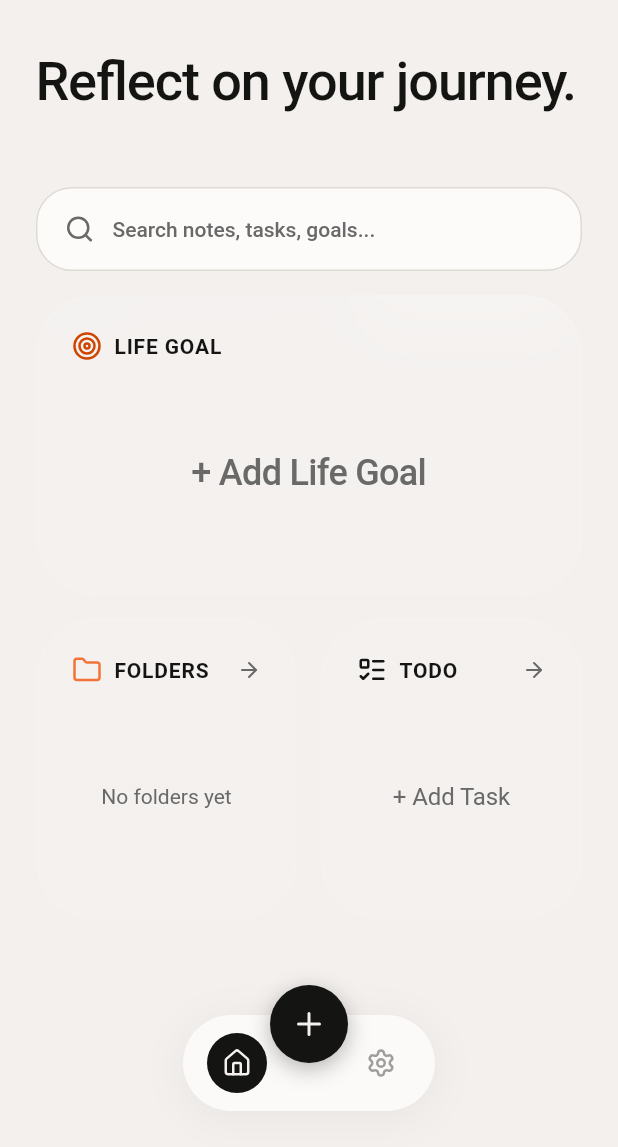
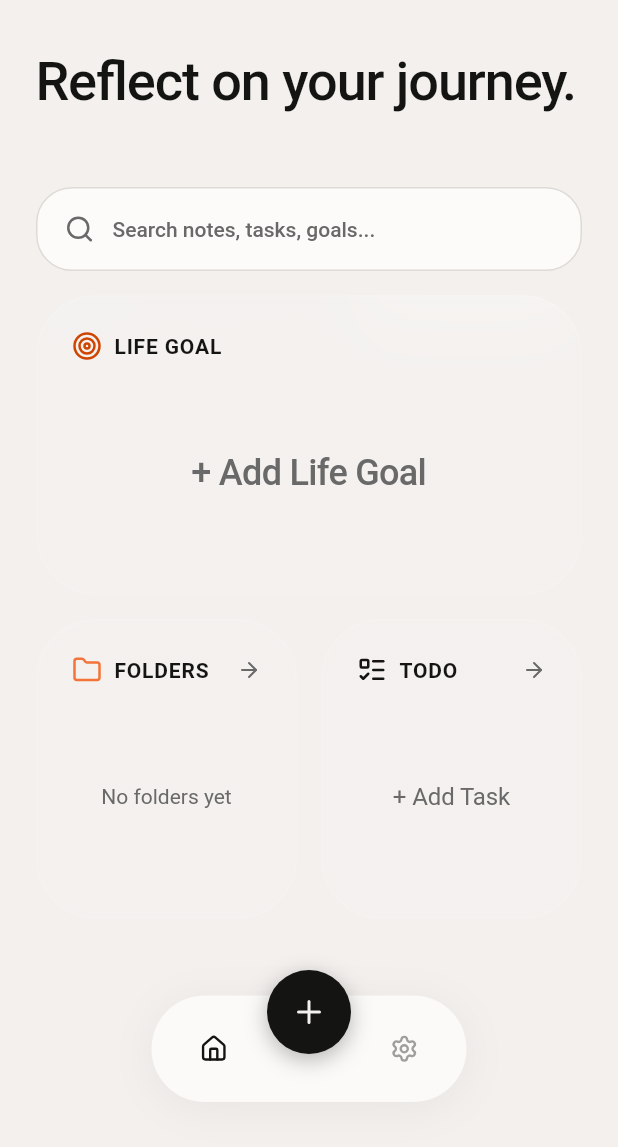
Before and after one commit to rly09/daysutra, a Flutter app: the screen it shows after launch, on a phone screen of 412 x 824 dp, the part 89-1236 px from its top. Run offline on Flutter 3.47's test engine with Material 3 defaults, Android fonts, the light colour scheme and no system bars; drawn by our look-alikes of flutter_animate, glassmorphism; our stand-ins replace flutter_riverpod, google_fonts, hive, hive_flutter, lucide_icons_flutter; accounts and stored records are empty.

Commit message:
feat: add FloatingNavBar widget with animated navigation and action buttons

```diff
--- a/lib/presentation/widgets/floating_nav_bar.dart
+++ b/lib/presentation/widgets/floating_nav_bar.dart
@@ -2,8 +2,6 @@ import 'package:flutter/material.dart';
 import 'package:flutter_riverpod/flutter_riverpod.dart';
 import 'package:lucide_icons_flutter/lucide_icons.dart';
 import 'package:flutter_animate/flutter_animate.dart';
-
-import '../../core/theme/app_colors.dart';
 
 class FloatingNavBar extends ConsumerWidget {
   final int currentIndex;
@@ -25,14 +23,14 @@ class FloatingNavBar extends ConsumerWidget {
       clipBehavior: Clip.none,
       children: [
         Container(
-          margin: const EdgeInsets.only(bottom: 24),
-          padding: const EdgeInsets.symmetric(horizontal: 16, vertical: 12),
+          margin: const EdgeInsets.only(bottom: 30),
+          padding: const EdgeInsets.symmetric(horizontal: 20, vertical: 14),
           decoration: BoxDecoration(
-            color: theme.colorScheme.surface.withOpacity(0.95),
+            color: theme.colorScheme.surface.withValues(alpha: 0.95),
             borderRadius: BorderRadius.circular(999),
             boxShadow: [
               BoxShadow(
-                color: Colors.black.withOpacity(0.05),
+                color: Colors.black.withValues(alpha: 0.05),
                 blurRadius: 24,
                 offset: const Offset(0, 4),
               ),
@@ -46,7 +44,7 @@ class FloatingNavBar extends ConsumerWidget {
                 isSelected: currentIndex == 0,
                 onTap: () => onTap(0),
               ),
-              const SizedBox(width: 56), // Space for floating button
+              const SizedBox(width: 84),
               _NavBarIcon(
                 icon: LucideIcons.settings,
                 isSelected: currentIndex == 1,
@@ -55,10 +53,7 @@ class FloatingNavBar extends ConsumerWidget {
             ],
           ),
         ),
-        Positioned(
-          bottom: 56, // Adjusted to float more prominently on top
-          child: _AddButton(onTap: onAddTap),
-        ),
+        Positioned(bottom: 62, child: _AddButton(onTap: onAddTap)),
       ],
     );
   }
@@ -83,15 +78,13 @@ class _NavBarIcon extends StatelessWidget {
       behavior: HitTestBehavior.opaque,
       child: AnimatedContainer(
         duration: const Duration(milliseconds: 300),
-        padding: const EdgeInsets.all(10), // Slightly reduced padding
-        decoration: BoxDecoration(
-          color: isSelected ? theme.colorScheme.primary : Colors.transparent,
-          shape: BoxShape.circle,
-        ),
+        padding: const EdgeInsets.all(12),
         child: Icon(
           icon,
-          color: isSelected ? theme.colorScheme.onPrimary : theme.colorScheme.onSurface.withOpacity(0.4),
-          size: 20, // Reduced icon size
+          color: isSelected
+              ? theme.colorScheme.primary
+              : theme.colorScheme.onSurface.withValues(alpha: 0.4),
+          size: 19,
         ),
       ),
     );
@@ -107,7 +100,8 @@ class _AddButton extends StatefulWidget {
   State<_AddButton> createState() => _AddButtonState();
 }
 
-class _AddButtonState extends State<_AddButton> with SingleTickerProviderStateMixin {
+class _AddButtonState extends State<_AddButton>
+    with SingleTickerProviderStateMixin {
   bool _isHovered = false;
 
   @override
@@ -118,27 +112,30 @@ class _AddButtonState extends State<_AddButton> with SingleTickerProviderStateMi
       onExit: (_) => setState(() => _isHovered = false),
       child: GestureDetector(
         onTap: widget.onTap,
-        child: AnimatedContainer(
+        child:
+            AnimatedContainer(
                   duration: const Duration(milliseconds: 200),
-          width: 52, // Slightly reduced width
-          height: 52, // Slightly reduced height
+                  width: 56,
+                  height: 56,
                   decoration: BoxDecoration(
                     color: theme.colorScheme.primary,
                     shape: BoxShape.circle,
                     boxShadow: [
                       BoxShadow(
-                color: theme.colorScheme.primary.withOpacity(0.3),
+                        color: theme.colorScheme.primary.withValues(alpha: 0.3),
                         blurRadius: 12,
                         offset: const Offset(0, 4),
-              )
+                      ),
                     ],
                   ),
                   child: Icon(
                     LucideIcons.plus,
                     color: theme.colorScheme.onPrimary,
-            size: 24, // Reduced icon size
+                    size: 24,
                   ),
-        ).animate(target: _isHovered ? 1 : 0).scaleXY(end: 1.1, duration: 200.ms),
+                )
+                .animate(target: _isHovered ? 1 : 0)
+                .scaleXY(end: 1.1, duration: 200.ms),
       ),
     );
   }
```
Lines whose indentation alone changed are shown as unchanged.
